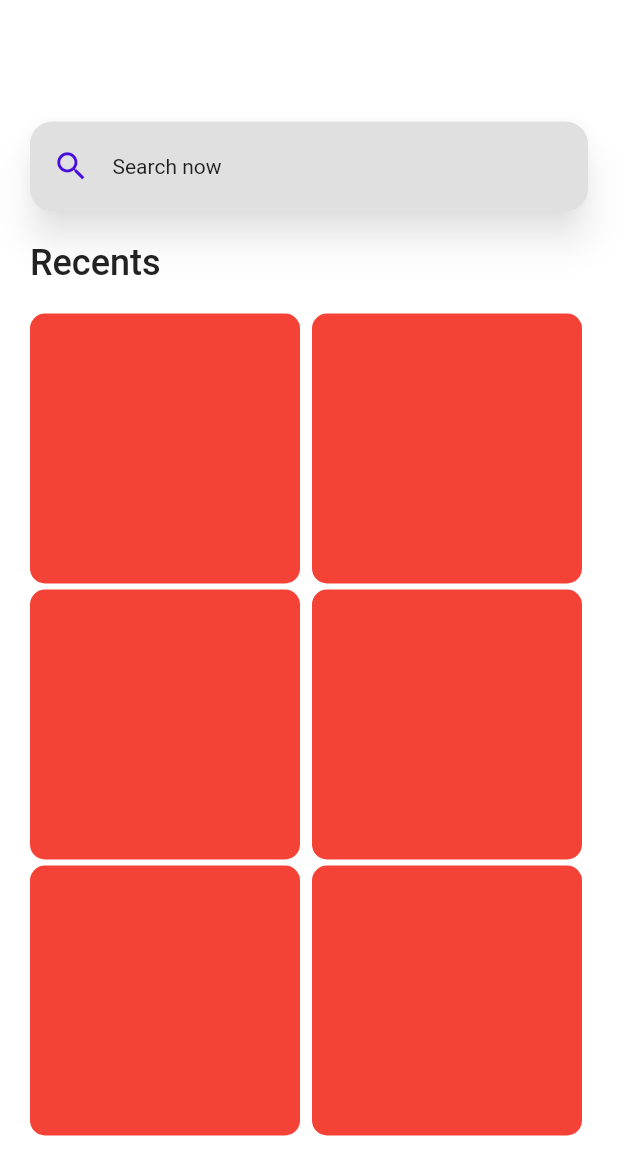
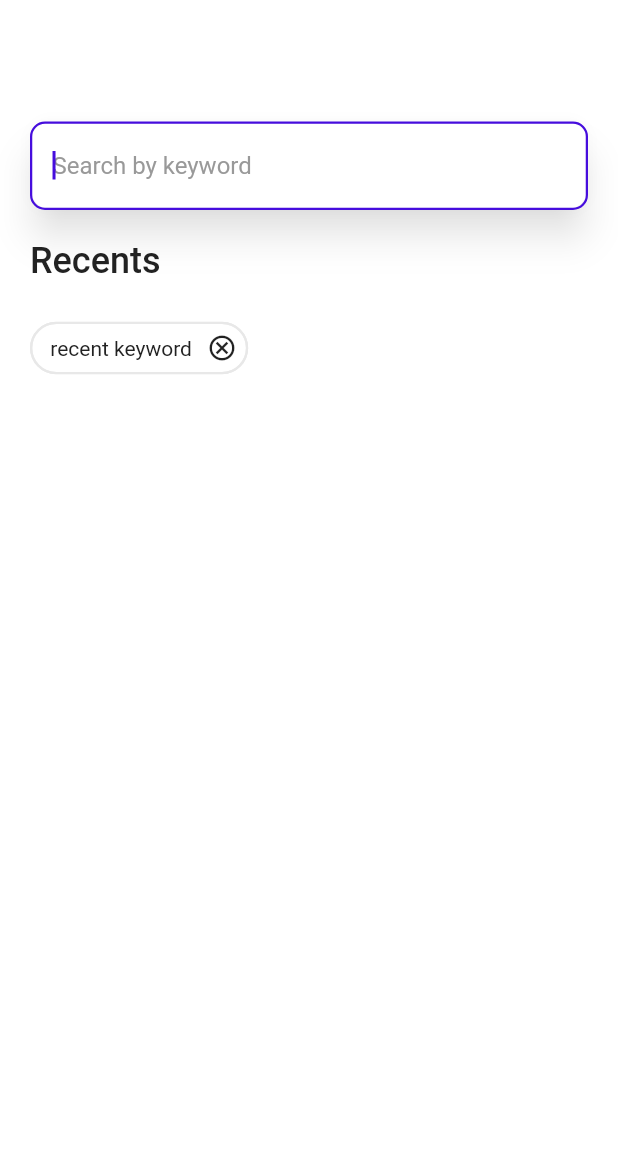
Before and after one commit to pendant-k/2022_global_capstone_hair_heist, a Flutter app: the SearchPage screen opened directly, on a phone screen of 412 x 824 dp. Shown: the top 1175 px of the screen. Run offline on Flutter 3.47's test engine with Material 2 defaults, Android fonts, the phone set to English and light mode, and no system bars; our stand-ins replace dotted_line, firebase_core, flutter_screenutil, get, get_storage; accounts and stored records are empty.

Commit message:
merge works

```diff
--- a/lib/app/config/global_styles.dart
+++ b/lib/app/config/global_styles.dart
@@ -28,4 +28,9 @@
     color: Palette.fontPrimaryColor,
     fontSize: 16.sp,
   );
+
+  static final inputHintText = TextStyle(
+    color: Palette.fontSecondaryColor,
+    fontSize: 16.sp,
+  );
 }
--- a/lib/app/ui/home/widgets/home_search_btn.dart
+++ b/lib/app/ui/home/widgets/home_search_btn.dart
@@ -1,5 +1,6 @@
 import 'package:flutter/material.dart';
 import 'package:flutter_screenutil/flutter_screenutil.dart';
+import 'package:hair_heist/app/config/global_styles.dart';
 
 import '../../../config/palette.dart';
 
@@ -17,7 +18,7 @@
       shadowColor: Colors.black.withOpacity(0.5),
       elevation: 10,
       borderRadius: BorderRadius.circular(15.w),
-      color: Colors.grey[300],
+      color: Colors.white,
       child: GestureDetector(
         behavior: HitTestBehavior.opaque,
         onTap: onTap,
@@ -35,7 +36,10 @@
                 color: Palette.mainColor,
               ),
               SizedBox(width: 15.w),
-              Text('Search now'),
+              Text(
+                'Search now',
+                style: GlobalStyle.inputHintText,
+              ),
             ],
           ),
         ),
--- a/lib/app/ui/main_navigation/main_nav_page.dart
+++ b/lib/app/ui/main_navigation/main_nav_page.dart
@@ -10,6 +10,7 @@
 import 'package:hair_heist/app/controller/main_nav_idx_controller.dart';
 import 'package:hair_heist/app/ui/home/view/home_page.dart';
 import 'package:hair_heist/app/ui/mypage/view/my_page.dart';
+import 'package:hair_heist/app/ui/search/view/search_page.dart';
 
 class MainNavigationPage extends StatelessWidget {
   MainNavigationPage({super.key});
@@ -26,7 +27,7 @@
   Widget build(BuildContext context) {
     // dependency injection - Home Index State
     final _controller = Get.put(MainNavIndexController());
-    final _mainPages = [HomePage(), MyPage(), MyPage(), MyPage()];
+    final _mainPages = [HomePage(), SearchPage(), MyPage(), MyPage()];
 
     return SafeArea(
       child: Scaffold(
--- a/lib/app/ui/search/view/search_page.dart
+++ b/lib/app/ui/search/view/search_page.dart
@@ -1,8 +1,6 @@
 import 'package:flutter/material.dart';
 import 'package:flutter_screenutil/flutter_screenutil.dart';
 import 'package:get/get.dart';
-
-import 'package:hair_heist/app/ui/home/widgets/home_search_btn.dart';
 
 // configs
 import 'package:hair_heist/app/config/palette.dart';
@@ -18,18 +16,24 @@
         color: Colors.white,
         width: double.infinity,
         padding: EdgeInsets.fromLTRB(20.w, 39.w, 20.w, 0),
-        child: Column(
-          crossAxisAlignment: CrossAxisAlignment.start,
+        child: ListView(
           children: [
             SizedBox(
               height: 42.w,
             ),
-            HomeSearchBtn(
-              onTap: () {
-                Get.to(
-                  () => SearchPage(),
-                );
-              },
+            Material(
+              color: Colors.white,
+              elevation: 10,
+              shadowColor: Colors.black.withOpacity(0.5),
+              borderRadius: BorderRadius.circular(15.w),
+              child: TextField(
+                autocorrect: false,
+                autofocus: true,
+                style: GlobalStyle.inputText,
+                decoration: InputDecoration(
+                  hintText: 'Search by keyword',
+                ),
+              ),
             ),
             SizedBox(
               height: 20.w,
@@ -44,60 +48,32 @@
             SizedBox(
               height: 20.w,
             ),
+            // Get previous keywords -> Get storage?
             Wrap(
-              spacing: 8.0, // gap between adjacent chips
-              runSpacing: 4.0,
+              spacing: 10.w, // gap between adjacent chips
+              runSpacing: 10.w,
               children: [
-                Container(
-                  width: 180.w,
-                  height: 180.w,
-                  decoration: BoxDecoration(
-                    color: Colors.red,
-                    borderRadius: BorderRadius.circular(10),
+                Chip(
+                  backgroundColor: Colors.white,
+                  side: BorderSide(
+                    color: Palette.grayE8,
+                    width: 1.5,
                   ),
-                ),
-                Container(
-                  width: 180.w,
-                  height: 180.w,
-                  decoration: BoxDecoration(
-                    color: Colors.red,
-                    borderRadius: BorderRadius.circular(10),
+                  label: Text(
+                    'recent keyword',
+                    style: GlobalStyle.primaryText,
                   ),
-                ),
-                Container(
-                  width: 180.w,
-                  height: 180.w,
-                  decoration: BoxDecoration(
-                    color: Colors.red,
-                    borderRadius: BorderRadius.circular(10),
-                  ),
-                ),
-                Container(
-                  width: 180.w,
-                  height: 180.w,
-                  decoration: BoxDecoration(
-                    color: Colors.red,
-                    borderRadius: BorderRadius.circular(10),
-                  ),
-                ),
-                Container(
-                  width: 180.w,
-                  height: 180.w,
-                  decoration: BoxDecoration(
-                    color: Colors.red,
-                    borderRadius: BorderRadius.circular(10),
-                  ),
-                ),
-                Container(
-                  width: 180.w,
-                  height: 180.w,
-                  decoration: BoxDecoration(
-                    color: Colors.red,
-                    borderRadius: BorderRadius.circular(10),
+                  onDeleted: () {
+                    print('delete this!');
+                  },
+                  deleteIcon: Icon(
+                    Icons.cancel_outlined,
+                    size: 20.w,
                   ),
                 ),
               ],
             ),
+            SizedBox(height: 100.w),
           ],
         ),
       ),
@@ -106,3 +82,4 @@
 }
 
 // TODO: Home Banner position
+// TODO: Hint text 내용 수정
--- a/lib/app/ui/sign_in/view/sign_in_page.dart
+++ b/lib/app/ui/sign_in/view/sign_in_page.dart
@@ -3,6 +3,7 @@
 import 'package:get/get.dart';
 import 'package:hair_heist/app/config/palette.dart';
 import 'package:hair_heist/app/config/global_styles.dart';
+import 'package:hair_heist/app/ui/main_navigation/main_nav_page.dart';
 import 'package:hair_heist/app/ui/sign_in/controller/sign_in_controller.dart';
 
 import 'sign_up_page.dart';
@@ -71,6 +72,7 @@
                       child: ElevatedButton(
                         onPressed: () {
                           // controller -> sign in
+                          Get.to(() => MainNavigationPage());
                         },
                         child: Text('Sign In'),
                       ),
@@ -104,3 +106,5 @@
     );
   }
 }
+
+// 최상단에 App Logo 추가
```
Also changed, not shown: lib/app/ui/home/view/home_page.dart (+35 -26 lines), 1 other file.
